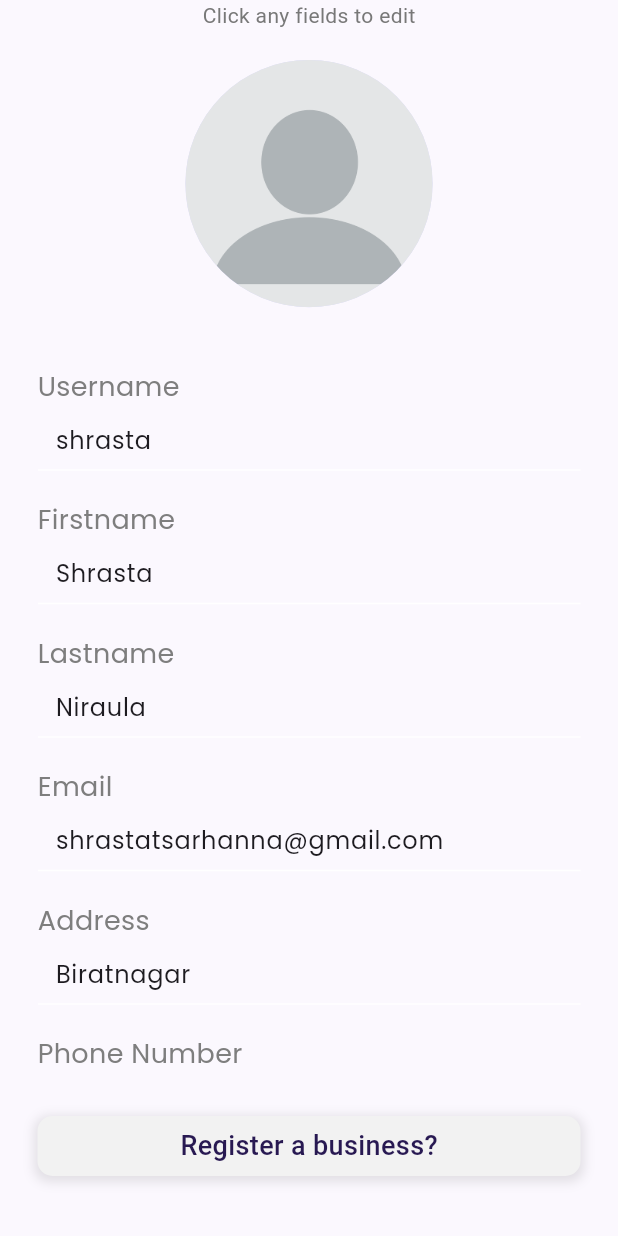
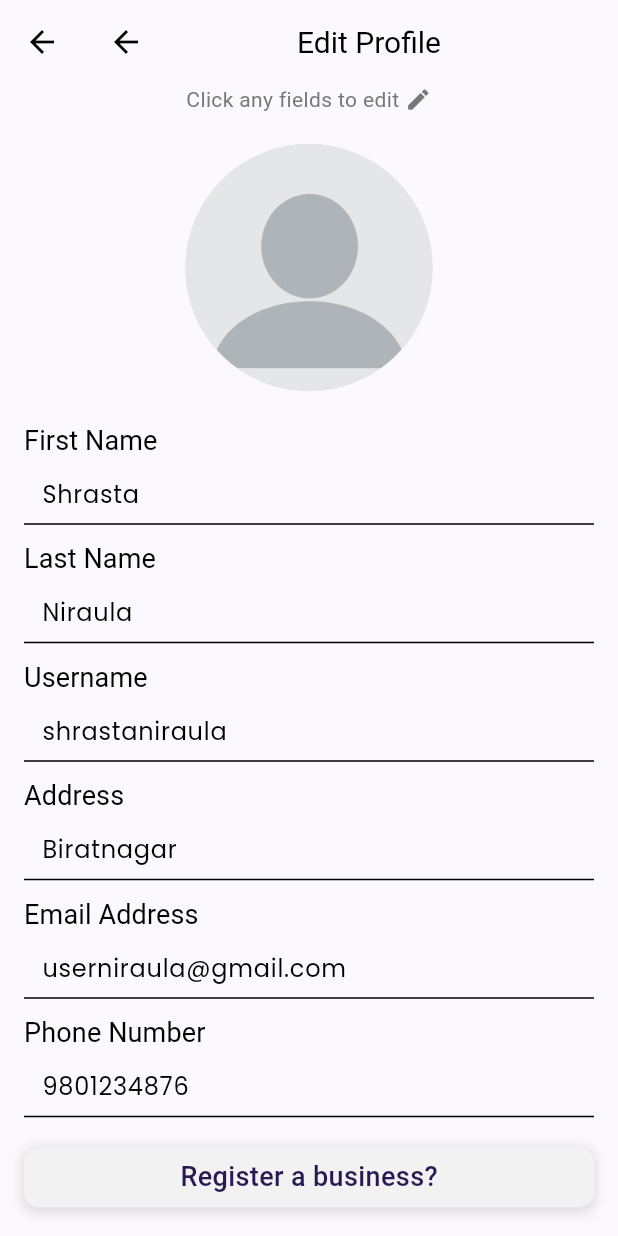
Before and after one commit to shrastaniraula/serophero_frontend, a Flutter app: the EditProfile screen opened directly, on a phone screen of 412 x 824 dp. Run offline on Flutter 3.47's test engine with Material 3 defaults, Android fonts, the phone set to English and light mode, and no system bars; our stand-ins replace google_fonts, image_picker, pin_code_fields; missing offline and left inert: flutter_basic_chat_bubble.

Commit message:
manage themes

```diff
--- a/lib/features/profile/edit_profile.dart
+++ b/lib/features/profile/edit_profile.dart
@@ -10,45 +10,64 @@ class EditProfile extends StatefulWidget {
 }
 
 class _EditProfileState extends State<EditProfile> {
-  TextEditingController nameController = new TextEditingController();
-
-  List<FormData> formDataList = [
-    FormData("Username", "Username", TextEditingController(text: "shrasta")),
-    FormData("Firstname", "Firstname", TextEditingController(text: "Shrasta")),
-    FormData("Lastname", "Lastname", TextEditingController(text: "Niraula")),
-    FormData("Email", "Email",
-        TextEditingController(text: "shrastatsarhanna@gmail.com")),
-    FormData("Address", "Address", TextEditingController(text: "Biratnagar")),
-    FormData("Phone Number", "Phone Number",
-        TextEditingController(text: "9803724876")),
-    // FormData("Email", "Email", TextEditingController(text: "shrastatsarhanna@gmail.com")),FormData("Username", "Username", TextEditingController(text: "shrasta")),
-    FormData("Business", "Business", TextEditingController(text: "Okay")),
-    // Add more items as needed
-  ];
-
-  void printFormDataValues() {
-    for (FormData formData in formDataList) {
-      String value = formData.controller.text;
-      print("${formData.hintText} value: $value");
-    }
-  }
+  TextEditingController firstNameController =
+      TextEditingController(text: "Shrasta");
+  TextEditingController lastNameController =
+      TextEditingController(text: "Niraula");
+  TextEditingController userNameController =
+      TextEditingController(text: "shrastaniraula");
+  TextEditingController addressController =
+      TextEditingController(text: "Biratnagar");
+  TextEditingController emailAddressController =
+      TextEditingController(text: "userniraula@gmail.com");
+  TextEditingController phoneNumberController =
+      TextEditingController(text: "9801234876");
 
   @override
   Widget build(BuildContext context) {
     return Scaffold(
+        appBar: AppBar(
+          title: Row(
+            mainAxisAlignment: MainAxisAlignment.spaceBetween,
+            children: [
+              GestureDetector(
+                onTap: () {
+                  Navigator.pop(context);
+                },
+                child: const Icon(
+                  Icons.arrow_back,
+                ),
+              ),
+              const Text(
+                'Edit Profile',
+              ),
+              const SizedBox()
+            ],
+          ),
+        ),
         // appBar: AppBar(title: Text('EditProfile')),
         body: SafeArea(
+            child: SingleChildScrollView(
           child: Padding(
-      padding: const EdgeInsets.only(right: 25.0, left: 25.0),
+            padding: const EdgeInsets.only(right: 16.0, left: 16.0),
             child: Column(
               crossAxisAlignment: CrossAxisAlignment.start,
               children: [
-          Center(
-            child: Column(
+                Column(
+                  mainAxisAlignment: MainAxisAlignment.center,
+                  crossAxisAlignment: CrossAxisAlignment.center,
+                  children: [
+                    Row(
+                      mainAxisAlignment: MainAxisAlignment.center,
                       children: [
                         const Text(
-                  "Click any fields to edit",
-                  style: TextStyle(color: Color.fromARGB(255, 120, 120, 120)),
+                          "Click any fields to edit ",
+                          style: TextStyle(
+                              color: Color.fromARGB(255, 120, 120, 120)),
+                        ),
+                        Icon(Icons.edit,
+                            size: 18, color: Color.fromARGB(255, 120, 120, 120))
+                      ],
                     ),
                     const SizedBox(height: 20),
                     GestureDetector(
@@ -60,37 +79,24 @@ class _EditProfileState extends State<EditProfile> {
                     ),
                   ],
                 ),
-          ),
                 const SizedBox(height: 20),
-          Expanded(
-            child: ListView.builder(
-              itemCount: formDataList.length,
-              itemBuilder: (context, index) {
-                FormData formData = formDataList[index];
-
-                return Column(
-                  crossAxisAlignment: CrossAxisAlignment.start,
-                  children: [
-                    const SizedBox(height: 20),
-                    Text(
-                      formData.title,
-                      style: const TextStyle(
-                        color: Color.fromARGB(255, 126, 126, 126),
-                        fontWeight: FontWeight.normal,
-                        fontFamily: "poppins",
-                        fontSize: 18,
-                      ),
-                    ),
-                    CustomTextFormField(
-                      hintText: formData.hintText,
-                      controller: formData.controller,
-                      context: context,
-                    ),
-                  ],
-                );
-              },
-            ),
-          ),
+                buildTextField(
+                    context, "First Name", "FirstName", firstNameController),
+                SizedBox(height: 10),
+                buildTextField(
+                    context, "Last Name", "Lastname", lastNameController),
+                SizedBox(height: 10),
+                buildTextField(
+                    context, "Username", "Username", userNameController),
+                SizedBox(height: 10),
+                buildTextField(
+                    context, "Address", "Address", addressController),
+                SizedBox(height: 10),
+                buildTextField(context, "Email Address", "Email Address",
+                    emailAddressController),
+                SizedBox(height: 10),
+                buildTextField(context, "Phone Number", "Phone Number",
+                    phoneNumberController),
                 const SizedBox(height: 20),
                 GestureDetector(
                   onTap: () {
@@ -116,7 +122,8 @@ class _EditProfileState extends State<EditProfile> {
                               0.1), // Adjust shadow color and opacity as needed
                           spreadRadius: 2,
                           blurRadius: 6,
-                    offset: const Offset(0, 2), // Adjust the shadow offset
+                          offset:
+                              const Offset(0, 2), // Adjust the shadow offset
                         ),
                       ],
                     ),
@@ -133,14 +140,32 @@ class _EditProfileState extends State<EditProfile> {
                 const SizedBox(height: 40)
               ],
             ),
+          ),
         )));
   }
+
+  Column buildTextField(BuildContext context, String text, String textHint,
+      TextEditingController controller) {
+    return Column(
+      crossAxisAlignment: CrossAxisAlignment.start,
+      children: [
+        Text(
+          text,
+          style: Theme.of(context)
+              .textTheme
+              .labelLarge
+              ?.copyWith(color: Theme.of(context).colorScheme.onPrimary),
+        ),
+        CustomTextFormField(
+          hintText: textHint,
+          controller: controller,
+          context: context,
+          textStyle: Theme.of(context)
+              .textTheme
+              .bodyLarge
+              ?.copyWith(color: Theme.of(context).colorScheme.onPrimary),
+        ),
+      ],
+    );
   }
-
-class FormData {
-  final String title;
-  final String hintText;
-  final TextEditingController controller;
-
-  FormData(this.title, this.hintText, this.controller);
 }
--- a/lib/themes/dark_theme.dart
+++ /dev/null
@@ -1,26 +0,0 @@
-import 'package:flutter/material.dart';
-import 'package:google_fonts/google_fonts.dart';
-
-ThemeData darkTheme = ThemeData(
-    brightness: Brightness.dark,
-    appBarTheme: const AppBarTheme(
-      backgroundColor: Color.fromARGB(255, 21, 21, 21),
-      iconTheme: IconThemeData(color: Colors.white),
-      titleTextStyle: TextStyle(color: Colors.white, fontSize: 22),
-    ),
-    iconTheme: IconThemeData(color: Colors.white),
-    hintColor: const Color.fromARGB(255, 232, 232, 232),
-    scaffoldBackgroundColor: Color.fromARGB(255, 21, 21, 21),
-    textTheme: GoogleFonts.poppinsTextTheme().copyWith(
-      headlineSmall: TextStyle(fontSize: 30),
-      bodySmall: TextStyle(
-          color: const Color.fromARGB(255, 232, 232, 232), fontSize: 20),
-      bodyMedium: const TextStyle(color: Color.fromARGB(255, 232, 232, 232)),
-    ),
-    colorScheme: const ColorScheme.dark(
-      background: Colors.black,
-      primary: Color.fromRGBO(80, 75, 166, 1),
-      secondary: Color.fromRGBO(155, 149, 255, 1),
-      tertiary: Colors.white,
-      primaryContainer: Color.fromRGBO(130, 124, 253, 0.418),
-    ));
--- a/lib/themes/light_theme.dart
+++ /dev/null
@@ -1,27 +0,0 @@
-import 'package:flutter/material.dart';
-import 'package:google_fonts/google_fonts.dart';
-
-ThemeData lightTheme = ThemeData(
-    brightness: Brightness.light,
-    hintColor: Color.fromARGB(255, 69, 69, 69),
-    iconTheme: IconThemeData(color: Colors.black),
-    appBarTheme: const AppBarTheme(
-        backgroundColor: Color.fromARGB(255, 251, 248, 254),
-        elevation: 0,
-        iconTheme: IconThemeData(color: Colors.black),
-        titleTextStyle: TextStyle(color: Colors.black, fontSize: 22)),
-    textTheme: GoogleFonts.poppinsTextTheme().copyWith(
-      headlineSmall: TextStyle(fontSize: 30),
-      bodySmall: TextStyle(color: Colors.black, fontSize: 20),
-      bodyMedium: const TextStyle(color: Colors.black),
-    ),
-    dividerColor: Color.fromARGB(255, 178, 178, 178),
-    scaffoldBackgroundColor: const Color.fromARGB(255, 251, 248, 254),
-    colorScheme: const ColorScheme.light(
-        background: Colors.black,
-        primary: Color.fromRGBO(80, 75, 166, 1), //in buttons
-        secondary: Color.fromRGBO(134, 107, 209, 1), //in links
-        tertiary: Colors.black,
-        primaryContainer:
-            Color.fromRGBO(212, 210, 255, 0.848), //used in navigation bar
-        outline: Colors.white));
--- a/lib/themes/theme_constant.dart
+++ /dev/null
@@ -1,3 +0,0 @@
-import 'package:flutter/material.dart';
-
-const textfield_color = Colors.grey;
--- /dev/null
+++ b/lib/themes/theme_data.dart
@@ -0,0 +1,61 @@
+import 'package:flutter/material.dart';
+import 'package:google_fonts/google_fonts.dart';
+
+ThemeData lightTheme = ThemeData(
+    brightness: Brightness.light,
+    hintColor: const Color.fromARGB(255, 69, 69, 69),
+    iconTheme: const IconThemeData(color: Colors.black),
+    appBarTheme: const AppBarTheme(
+        backgroundColor: Color.fromARGB(255, 251, 248, 254),
+        elevation: 0,
+        iconTheme: IconThemeData(color: Colors.black),
+        titleTextStyle: TextStyle(color: Colors.black, fontSize: 20)),
+    textTheme: GoogleFonts.poppinsTextTheme().copyWith(
+      headlineSmall: const TextStyle(fontSize: 30),
+      bodySmall: const TextStyle(color: Colors.black, fontSize: 20),
+      bodyMedium: const TextStyle(color: Colors.black),
+      labelLarge: const TextStyle(
+          color: Colors.black, fontSize: 18, fontWeight: FontWeight.normal),
+    ),
+    floatingActionButtonTheme:
+        FloatingActionButtonThemeData(foregroundColor: Colors.white),
+    dividerColor: const Color.fromARGB(255, 178, 178, 178),
+    scaffoldBackgroundColor: const Color.fromARGB(255, 251, 248, 254),
+    colorScheme: const ColorScheme.light(
+      background: Colors.black,
+      primary: Color.fromRGBO(80, 75, 166, 1), //in buttons
+      secondary: Color.fromRGBO(134, 107, 209, 1), //in links
+      tertiary: Colors.black,
+      primaryContainer:
+          Color.fromRGBO(212, 210, 255, 0.848), //used in navigation bar
+      onPrimary: Colors.black, //for text value (texttheme) in textfields
+    ));
+
+ThemeData darkTheme = ThemeData(
+    brightness: Brightness.dark,
+    floatingActionButtonTheme:
+        FloatingActionButtonThemeData(foregroundColor: Colors.black),
+    appBarTheme: const AppBarTheme(
+      backgroundColor: Color.fromARGB(255, 21, 21, 21),
+      iconTheme: IconThemeData(color: Colors.white),
+      titleTextStyle: TextStyle(color: Colors.white, fontSize: 20),
+    ),
+    iconTheme: const IconThemeData(color: Colors.white),
+    hintColor: const Color.fromARGB(255, 232, 232, 232),
+    scaffoldBackgroundColor: const Color.fromARGB(255, 21, 21, 21),
+    textTheme: GoogleFonts.poppinsTextTheme().copyWith(
+      headlineSmall: const TextStyle(fontSize: 30),
+      bodySmall: const TextStyle(
+          color: Color.fromARGB(255, 232, 232, 232), fontSize: 20),
+      labelLarge: const TextStyle(
+          color: Color.fromARGB(255, 232, 232, 232), fontSize: 18),
+      bodyMedium: const TextStyle(color: Color.fromARGB(255, 232, 232, 232)),
+    ),
+    colorScheme: const ColorScheme.dark(
+      background: Colors.black,
+      primary: Color.fromRGBO(80, 75, 166, 1),
+      secondary: Color.fromRGBO(155, 149, 255, 1),
+      tertiary: Colors.white,
+      primaryContainer: Color.fromRGBO(130, 124, 253, 0.418),
+      onPrimary: Color.fromARGB(255, 194, 194, 194),
+    ));
--- /dev/null
+++ b/lib/themes/theme_provider.dart
@@ -0,0 +1,21 @@
+import 'package:flutter/material.dart';
+import 'package:serophero/themes/theme_data.dart';
+
+class ThemeProvider with ChangeNotifier {
+  ThemeData _themeData = lightTheme;
+
+  ThemeData get themeData => _themeData;
+
+  set themeData(ThemeData themeData) {
+    _themeData = themeData;
+    notifyListeners();
+  }
+
+  void toggleTheme(){
+    if(_themeData == lightTheme){
+      themeData  = darkTheme;
+    } else{
+      themeData = lightTheme;
+    }
+  }
+}
--- a/pubspec.yaml
+++ b/pubspec.yaml
@@ -38,6 +38,7 @@ dependencies:
   pin_code_fields: ^8.0.1
   image_picker: ^1.0.7
   flutter_basic_chat_bubble: ^0.2.2+3
+  provider: ^5.0.0
 
 dev_dependencies:
   flutter_test:
```
Also changed, not shown: lib/features/home/navigation.dart (+28 -45 lines), lib/features/profile/view_profile.dart (+131 -0 lines), lib/main.dart (+6 -8 lines), pubspec.lock. Lines whose indentation alone changed are shown as unchanged.
